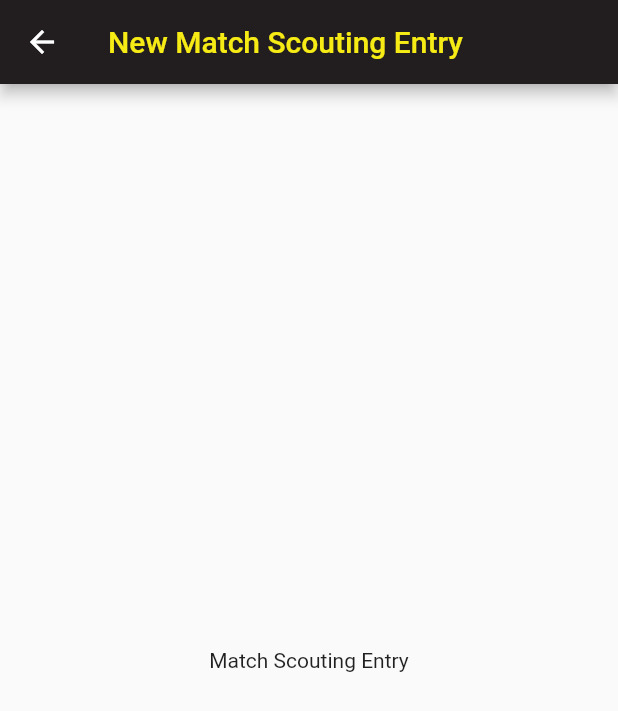
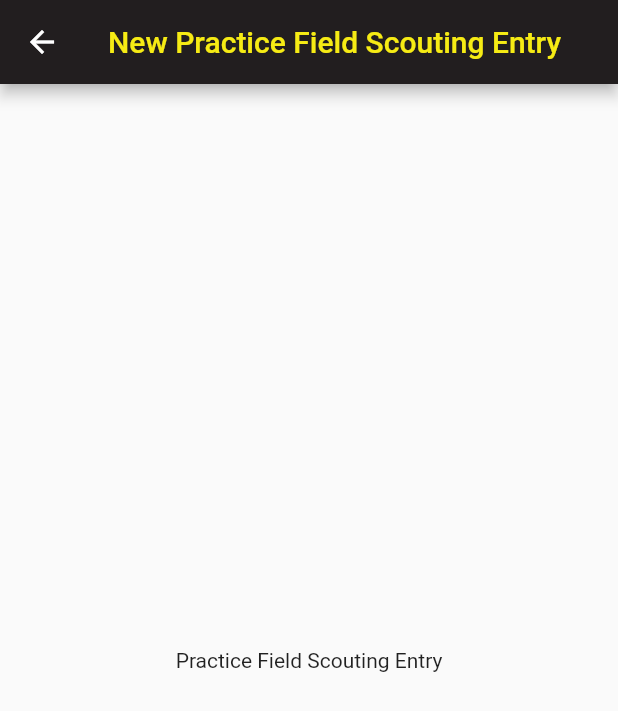
Before and after one commit to samp42/TechScout2023, a Flutter app: the screen it shows after launch, item 2 of the bottom bar chosen, after a tap on the "add" icon, on a phone screen of 412 x 824 dp. Shown: the top 711 px of the screen. Run offline on Flutter 3.47's test engine with Material 2 defaults, Android fonts, the phone set to English and light mode, and no system bars.

Commit message:
add Practice Field Scouting entry

```diff
--- a/Scout/lib/main.dart
+++ b/Scout/lib/main.dart
@@ -42,10 +42,12 @@ class _MyHomePageState extends State<MyHomePage> {
   void _navigate() {
     Navigator.push(
         context,
-        _pageIndex == 0
-            ? MaterialPageRoute(builder: (context) => const PitScoutingEntry())
-            : MaterialPageRoute(
-                builder: (context) => const MatchScoutingEntry()));
+       _pageIndex == 0 ?
+          MaterialPageRoute(builder: (context) => const PitScoutingEntry())
+           : (_pageIndex==1 ? MaterialPageRoute(builder: (context) => const PracticeFieldScoutingEntry())
+           : MaterialPageRoute(builder: (context) => const MatchScoutingEntry()))
+    );
+
   }
 
   final List<Widget> _tabs = const [
```
